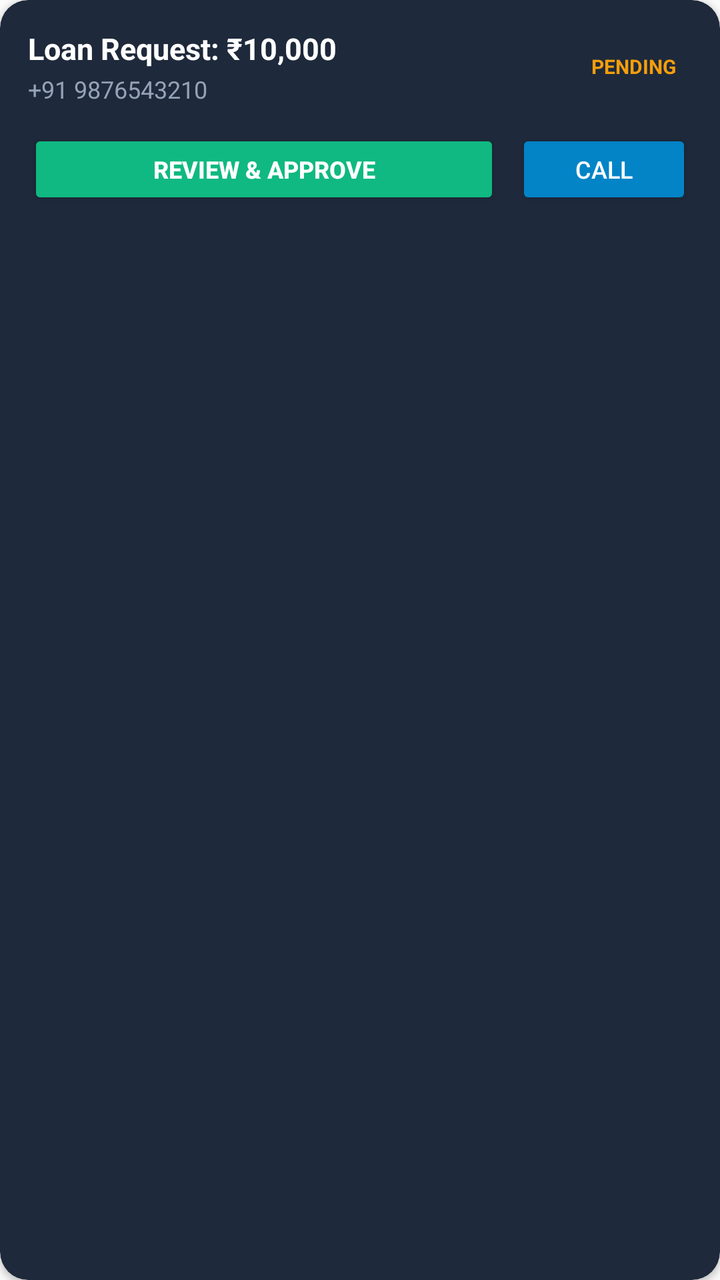
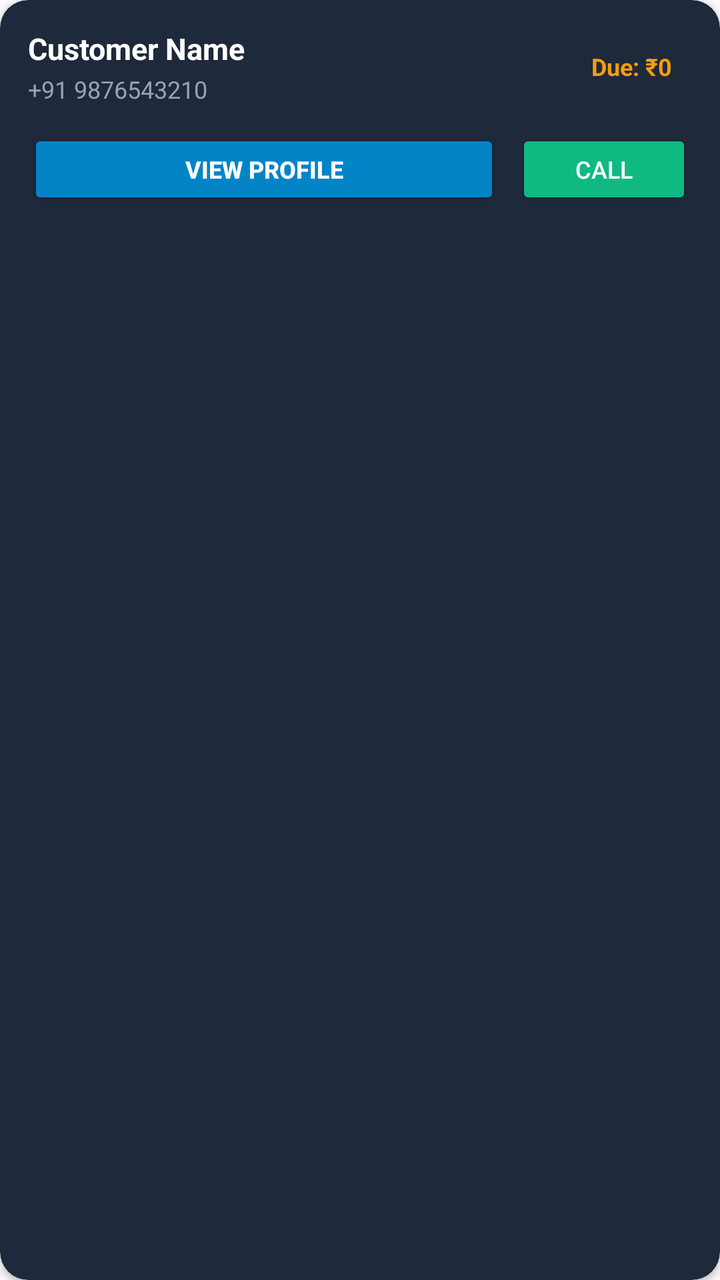

An Android layout rendered at two revisions. The XML below is the earlier revision; the diff shows what the commit changed to produce the second picture.
<!-- AndroidManifest.xml: application theme Theme.AppCompat.DayNight.NoActionBar -->
<!-- res/layout/item_master_client.xml -->
<?xml version="1.0" encoding="utf-8"?>
<androidx.cardview.widget.CardView xmlns:android="http://schemas.android.com/apk/res/android"
    xmlns:app="http://schemas.android.com/apk/res-auto"
    android:layout_width="match_parent"
    android:layout_height="wrap_content"
    android:layout_marginBottom="10dp"
    app:cardBackgroundColor="@color/card_bg"
    app:cardCornerRadius="14dp"
    app:cardElevation="2dp">

    <LinearLayout
        android:layout_width="match_parent"
        android:layout_height="wrap_content"
        android:orientation="vertical"
        android:padding="14dp">

        <LinearLayout
            android:layout_width="match_parent"
            android:layout_height="wrap_content"
            android:gravity="center_vertical"
            android:orientation="horizontal">

            <LinearLayout
                android:layout_width="0dp"
                android:layout_height="wrap_content"
                android:layout_weight="1"
                android:orientation="vertical">

                <TextView
                    android:id="@+id/tvClientName"
                    android:layout_width="wrap_content"
                    android:layout_height="wrap_content"
                    android:text="Loan Request: ₹10,000"
                    android:textColor="#FFFFFF"
                    android:textSize="15sp"
                    android:textStyle="bold" />

                <TextView
                    android:id="@+id/tvClientPhone"
                    android:layout_width="wrap_content"
                    android:layout_height="wrap_content"
                    android:layout_marginTop="2dp"
                    android:text="+91 9876543210"
                    android:textColor="#94A3B8"
                    android:textSize="12sp" />
            </LinearLayout>

            <TextView
                android:id="@+id/tvClientDueBalance"
                android:layout_width="wrap_content"
                android:layout_height="wrap_content"
                android:background="@drawable/edittext_bg"
                android:backgroundTint="#1E293B"
                android:paddingHorizontal="8dp"
                android:paddingVertical="4dp"
                android:text="PENDING"
                android:textColor="#F59E0B"
                android:textSize="10sp"
                android:textStyle="bold" />
        </LinearLayout>

        <LinearLayout
            android:layout_width="match_parent"
            android:layout_height="wrap_content"
            android:layout_marginTop="12dp"
            android:orientation="horizontal">

            <Button
                android:id="@+id/btnViewClientProfile"
                android:layout_width="0dp"
                android:layout_height="40dp"
                android:layout_weight="1"
                android:backgroundTint="#10B981"
                android:text="Review &amp; Approve"
                android:textColor="#FFFFFF"
                android:textSize="12sp"
                android:textStyle="bold" />

            <Button
                android:id="@+id/btnCallClient"
                android:layout_width="wrap_content"
                android:layout_height="40dp"
                android:layout_marginStart="8dp"
                android:backgroundTint="#0284C7"
                android:text="Call"
                android:textColor="#FFFFFF"
                android:textSize="12sp" />
        </LinearLayout>
    </LinearLayout>
</androidx.cardview.widget.CardView>
<!-- resources referenced by this layout -->
<resources>
  <color name="card_bg">#1E293B</color>
  <!-- drawable edittext_bg (drawable) -->
  <?xml version="1.0" encoding="utf-8"?>
  <shape xmlns:android="http://schemas.android.com/apk/res/android"
      android:shape="rectangle">
      <solid android:color="#1E293B" />
      <stroke android:width="1dp" android:color="#475569" />
      <corners android:radius="10dp" />
  </shape>
</resources>

<!-- the commit's change to res/layout/item_master_client.xml (unified diff, before → after) -->
@@ -30,7 +30,7 @@
                     android:id="@+id/tvClientName"
                     android:layout_width="wrap_content"
                     android:layout_height="wrap_content"
-                    android:text="Loan Request: ₹10,000"
+                    android:text="Customer Name"
                     android:textColor="#FFFFFF"
                     android:textSize="15sp"
                     android:textStyle="bold" />
@@ -51,11 +51,11 @@
                 android:layout_height="wrap_content"
                 android:background="@drawable/edittext_bg"
                 android:backgroundTint="#1E293B"
-                android:paddingHorizontal="8dp"
-                android:paddingVertical="4dp"
-                android:text="PENDING"
+                android:paddingHorizontal="10dp"
+                android:paddingVertical="5dp"
+                android:text="Due: ₹0"
                 android:textColor="#F59E0B"
-                android:textSize="10sp"
+                android:textSize="12sp"
                 android:textStyle="bold" />
         </LinearLayout>
 
@@ -70,8 +70,8 @@
                 android:layout_width="0dp"
                 android:layout_height="40dp"
                 android:layout_weight="1"
-                android:backgroundTint="#10B981"
-                android:text="Review &amp; Approve"
+                android:backgroundTint="#0284C7"
+                android:text="View Profile"
                 android:textColor="#FFFFFF"
                 android:textSize="12sp"
                 android:textStyle="bold" />
@@ -81,7 +81,7 @@
                 android:layout_width="wrap_content"
                 android:layout_height="40dp"
                 android:layout_marginStart="8dp"
-                android:backgroundTint="#0284C7"
+                android:backgroundTint="#10B981"
                 android:text="Call"
                 android:textColor="#FFFFFF"
                 android:textSize="12sp" />
